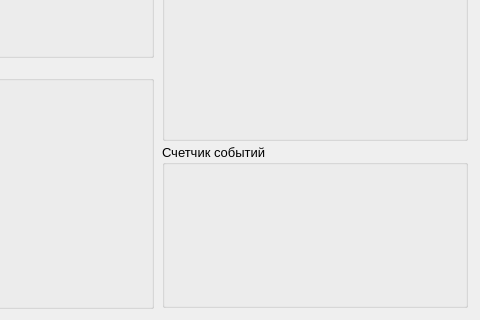
Before: the Qt Designer form modules/Engine/widgets/oscilloscope/graph_widget.ui in AtariVC/ddii_scopus, drawn with Qt 5; both pictures show x 299 to 779 and y 203 to 523 of the 779 by 523 pixel window.
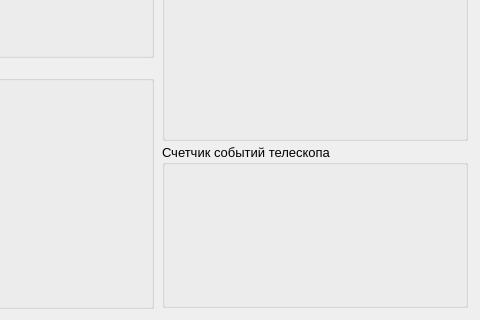
After: the same form once the commit is applied.

```diff
--- a/modules/Engine/widgets/oscilloscope/graph_widget.ui
+++ b/modules/Engine/widgets/oscilloscope/graph_widget.ui
@@ -368,7 +368,7 @@
                <string notr="true"/>
               </property>
               <property name="title">
-               <string>Счетчик событий</string>
+               <string>Счетчик событий телескопа</string>
               </property>
               <layout class="QVBoxLayout" name="verticalLayout_17">
                <property name="spacing">
```
